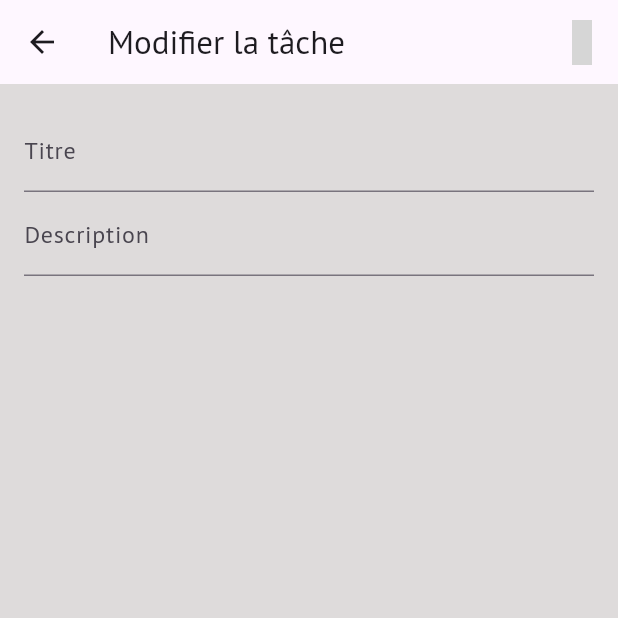
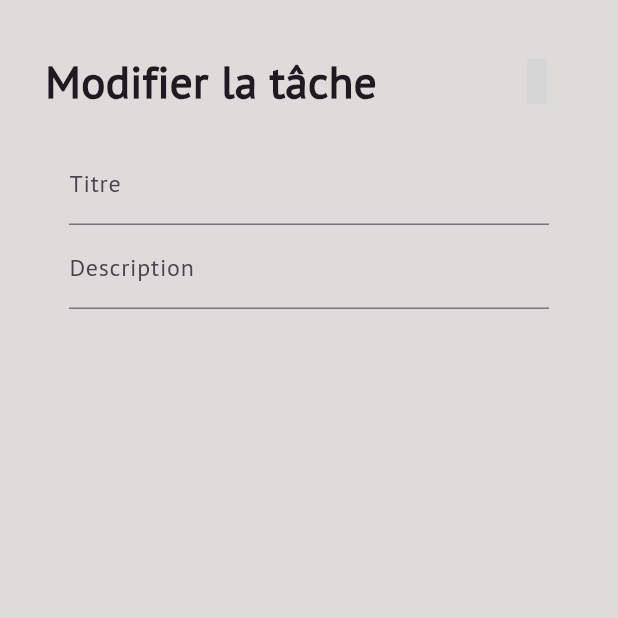
Before and after one commit to Eze-jordan/todolist, a Flutter app: the EditTaskScreen screen opened directly with empty values, on a phone screen of 412 x 824 dp, the top half of it. Run offline on Flutter 3.47's test engine with Material 3 defaults, Android fonts, the phone set to English and light mode, and no system bars; our stand-ins replace cloud_firestore, firebase_auth, firebase_core, iconsax; accounts and stored records are empty; statements that could not run were skipped; grey boxes are pictures that could not be loaded.

Commit message:
Sauvegarde des changements locaux

```diff
--- a/lib/screens/contenu/EditTaskScreen.dart
+++ b/lib/screens/contenu/EditTaskScreen.dart
@@ -8,11 +8,11 @@ class EditTaskScreen extends StatefulWidget {
   final String initialDescription;
 
   const EditTaskScreen({
-    Key? key,
+    super.key,
     required this.taskId,
     required this.initialTitle,
     required this.initialDescription,
-  }) : super(key: key);
+  });
 
   @override
   _EditTaskScreenState createState() => _EditTaskScreenState();
@@ -40,9 +40,16 @@ class _EditTaskScreenState extends State<EditTaskScreen> {
   @override
   Widget build(BuildContext context) {
     return Scaffold(
-      appBar: AppBar(
-        title: const Text('Modifier la tâche'),
-        actions: [
+      body: Padding(
+        padding: const EdgeInsets.all(30.0),
+        child: Column(
+          children: [
+            Row(
+              children: [
+                Text('Modifier la tâche',
+                    style:
+                        TextStyle(fontSize: 30, fontWeight: FontWeight.w600)),
+                const Spacer(),
                 IconButton(
                   icon: const Icon(
                     Iconsax.save_add,
@@ -53,7 +60,7 @@ class _EditTaskScreenState extends State<EditTaskScreen> {
                 ),
               ],
             ),
-      body: Padding(
+            Padding(
               padding: const EdgeInsets.all(16.0),
               child: Column(
                 children: [
@@ -64,6 +71,9 @@ class _EditTaskScreenState extends State<EditTaskScreen> {
                   TextField(
                     controller: _descriptionController,
                     decoration: const InputDecoration(labelText: 'Description'),
+                  ),
+                ],
+              ),
             ),
           ],
         ),
```
Lines whose indentation alone changed are shown as unchanged.
